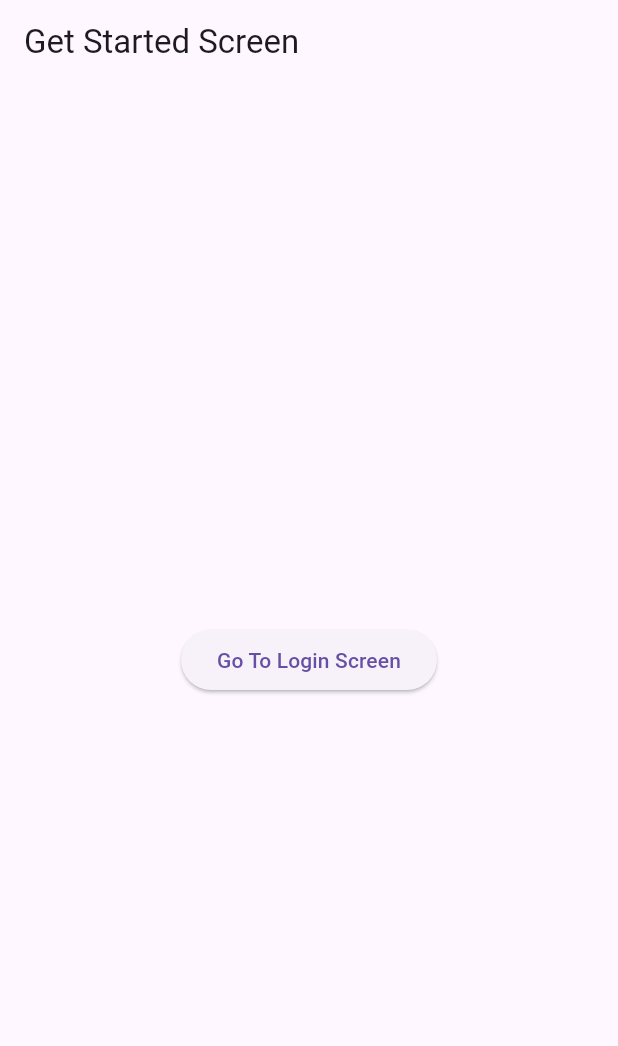
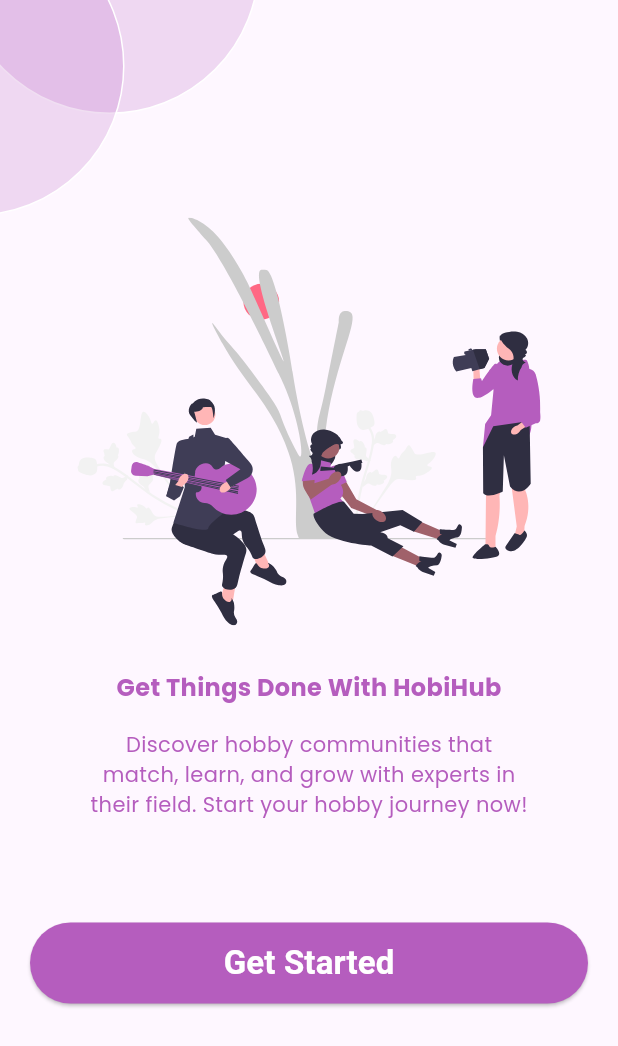
Before and after one commit to josuastg/HobiHub, a Flutter app: the screen it shows after launch, on a phone screen of 412 x 824 dp. Shown: the top 1046 px of the screen. Run offline on Flutter 3.47's test engine with Material 3 defaults, Android fonts, the phone set to English and light mode, and no system bars; our stand-ins replace email_validator, firebase_core, flutter_svg; accounts and stored records are empty.

Commit message:
Able to show Get Started Screen

```diff
--- a/lib/screens/get_started_screen.dart
+++ b/lib/screens/get_started_screen.dart
@@ -1,24 +1,118 @@
 import 'package:flutter/material.dart';
 import 'package:hobihub/screens/login_screen.dart';
+import 'package:flutter_svg/flutter_svg.dart';
 
-class GetStartedScreen extends StatelessWidget {
+class GetStartedScreen extends StatefulWidget {
   const GetStartedScreen({super.key});
 
   @override
+  State<GetStartedScreen> createState() => _GetStartedScreenState();
+}
+
+class _GetStartedScreenState extends State<GetStartedScreen> {
+  @override
   Widget build(BuildContext context) {
     return Scaffold(
-      appBar: AppBar(
-        title: const Text('Get Started Screen'),
+      body: SingleChildScrollView(
+        padding: const EdgeInsets.only(bottom: 10),
+        child: SafeArea(
+          top: false,
+          child: Column(
+            crossAxisAlignment: CrossAxisAlignment.start,
+            children: [
+              Column(
+                crossAxisAlignment: CrossAxisAlignment.start,
+                children: [
+                  SvgPicture.asset("assets/images/Shape.svg"),
+                  const SizedBox(height: 1),
+                ],
               ),
-      body: Center(
+              Padding(
+                padding: const EdgeInsets.symmetric(horizontal: 20),
+                child: Column(
+                  crossAxisAlignment: CrossAxisAlignment.center,
+                  children: [
+                    Center(
+                      child: SvgPicture.asset(
+                        "assets/images/photo.svg",
+                      ),
+                    ),
+                    const SizedBox(height: 30),
+                    const Text(
+                      "Get Things Done With HobiHub",
+                      style: TextStyle(
+                        fontSize: 16,
+                        color: Color.fromARGB(255, 181, 93, 190),
+                        fontFamily: 'Poppins',
+                        fontWeight: FontWeight.bold,
+                      ),
+                    ),
+                    const SizedBox(height: 16),
+                    const Text(
+                      "Discover hobby communities that",
+                      style: TextStyle(
+                        fontSize: 14,
+                        color: Color.fromARGB(255, 181, 93, 190),
+                        fontFamily: 'Poppins',
+                        fontWeight: FontWeight.w500,
+                      ),
+                    ),
+                    const Text(
+                      "match, learn, and grow with experts in",
+                      style: TextStyle(
+                        fontSize: 14,
+                        color: Color.fromARGB(255, 181, 93, 190),
+                        fontFamily: 'Poppins',
+                        fontWeight: FontWeight.w500,
+                      ),
+                    ),
+                    const Text(
+                      "their field. Start your hobby journey now!",
+                      style: TextStyle(
+                        fontSize: 14,
+                        color: Color.fromARGB(255, 181, 93, 190),
+                        fontFamily: 'Poppins',
+                        fontWeight: FontWeight.w500,
+                      ),
+                    ),
+                    const SizedBox(
+                      height: 69,
+                    ),
+                    SizedBox(
+                      width: double.infinity,
+                      height: 54,
                       child: ElevatedButton(
+                        style: ElevatedButton.styleFrom(
+                          backgroundColor:
+                              const Color.fromARGB(255, 181, 93, 190),
+                          shape: RoundedRectangleBorder(
+                            borderRadius: BorderRadius.circular(50),
+                          ),
+                        ),
                         onPressed: () {
                           Navigator.push(
                             context,
-                MaterialPageRoute(builder: (context) => const LoginScreen()),
+                            MaterialPageRoute(
+                              builder: (context) => const LoginScreen(),
+                            ),
                           );
                         },
-            child: const Text('Go To Login Screen')),
+                        child: const Text(
+                          "Get Started",
+                          style: TextStyle(
+                            color: Colors.white,
+                            fontSize: 22,
+                            fontWeight: FontWeight.w700,
+                          ),
+                        ),
+                      ),
+                    ),
+                  ],
+                ),
+              ),
+            ],
+          ),
+        ),
       ),
     );
   }
```
Also changed, not shown: pubspec.yaml (+5 -6 lines), assets/fonts/Poppins-Bold.ttf (added), assets/fonts/Poppins-Regular.ttf (added), assets/images/photo.svg (added), pubspec.lock. Lines whose indentation alone changed are shown as unchanged.
